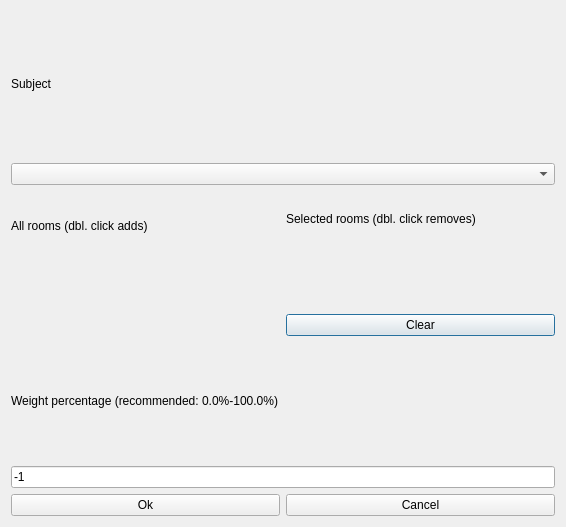
Qt form src/interface/modifyconstraintsubjectpreferredroomsform_template.ui (janLo/FET) before a commit.
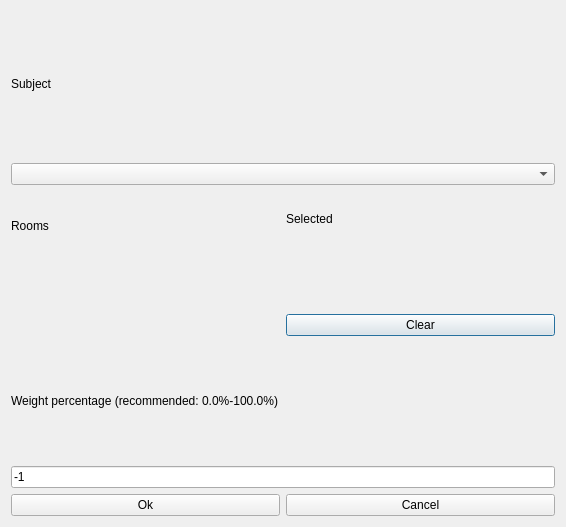
The same form after that commit. Custom widgets are drawn as their Qt base class.

```diff
--- a/src/interface/modifyconstraintsubjectpreferredroomsform_template.ui
+++ b/src/interface/modifyconstraintsubjectpreferredroomsform_template.ui
@@ -38,7 +38,7 @@
         <enum>QFrame::Plain</enum>
        </property>
        <property name="text">
-        <string>All rooms (dbl. click adds)</string>
+        <string>Rooms</string>
        </property>
        <property name="wordWrap">
         <bool>false</bool>
@@ -67,7 +67,7 @@
         <enum>QFrame::Plain</enum>
        </property>
        <property name="text">
-        <string>Selected rooms (dbl. click removes)</string>
+        <string comment="It refers to a list of selected rooms">Selected</string>
        </property>
        <property name="wordWrap">
         <bool>false</bool>
```
